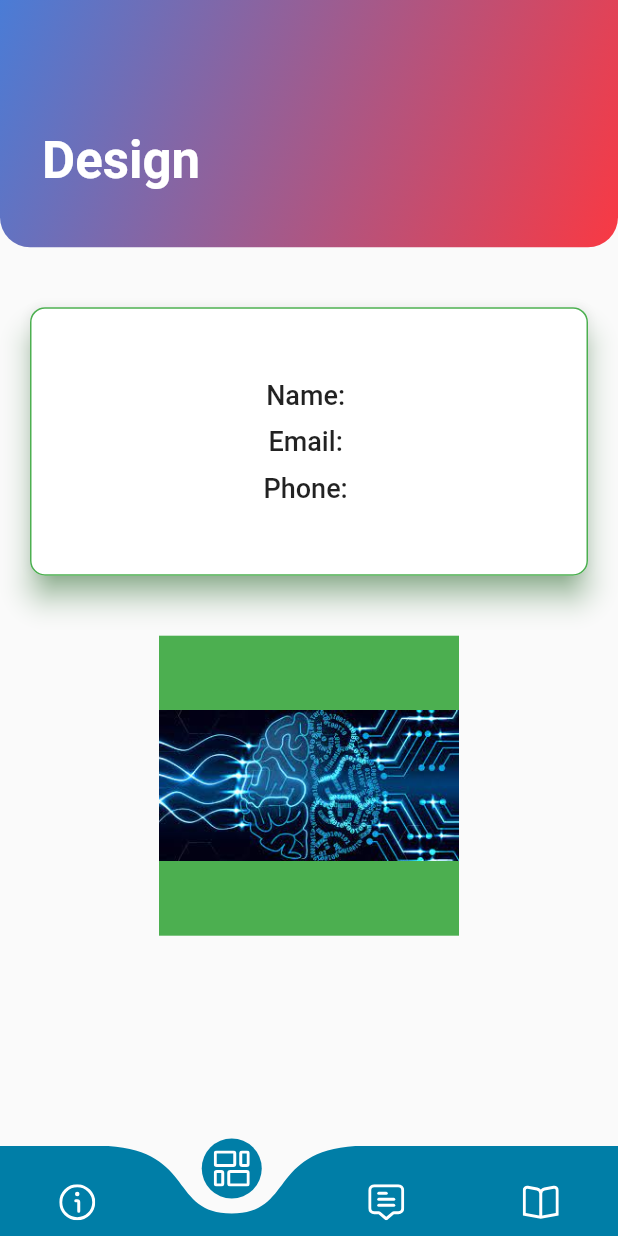
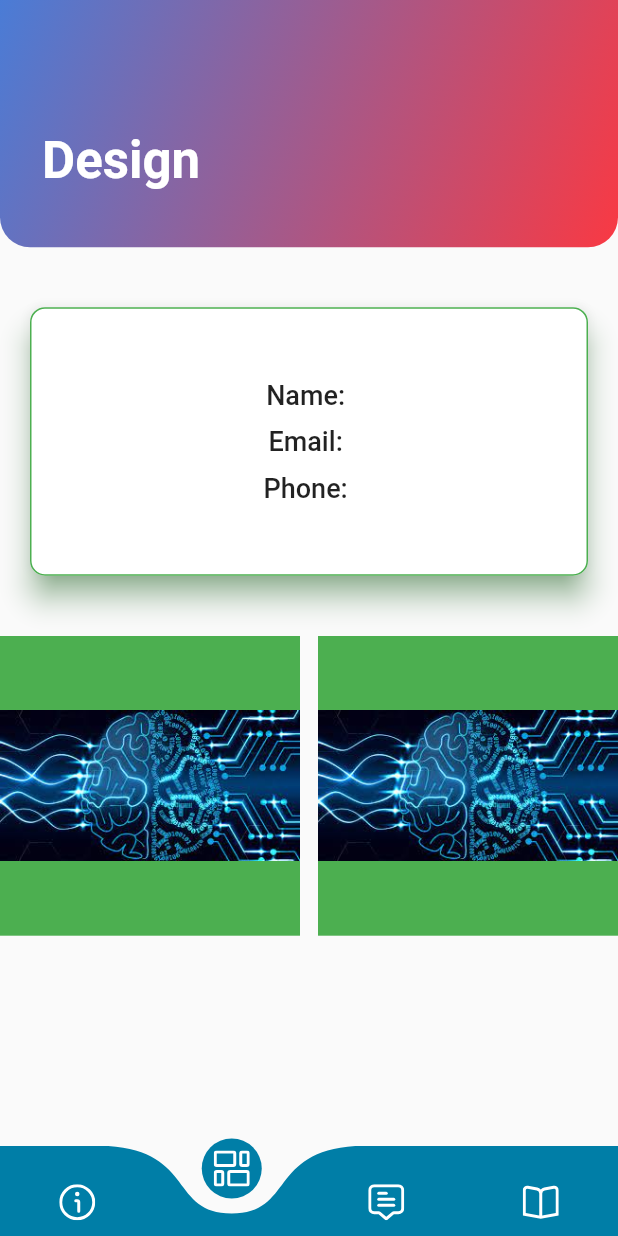
Before and after one commit to SnowJunior/Mockup, a Flutter app: the screen it shows after launch, item 2 of the bottom bar chosen, on a phone screen of 412 x 824 dp. Run offline on Flutter 3.47's test engine with Material 2 defaults, Android fonts, the phone set to English and light mode, and no system bars; drawn by our look-alikes of curved_navigation_bar; our stand-ins replace animated_splash_screen, flutter_svg, lottie.

Commit message:
add widget in design screen

```diff
--- a/lib/Presentation/design.dart
+++ b/lib/Presentation/design.dart
@@ -92,7 +92,20 @@ class DesignPage extends StatelessWidget {
           const SizedBox(
             height: 20,
           ),
-          buildCard()
+          SingleChildScrollView(
+            scrollDirection: Axis.horizontal,
+            child: Row(
+            children: [
+              buildCard(),
+              const SizedBox(width: 12,),
+              buildCard(),
+              const SizedBox(width: 12,),
+              buildCard(),
+              const SizedBox(width: 12,),
+              buildCard(),
+            ],
+          ),),
+
         ],
       ),
     );
```
